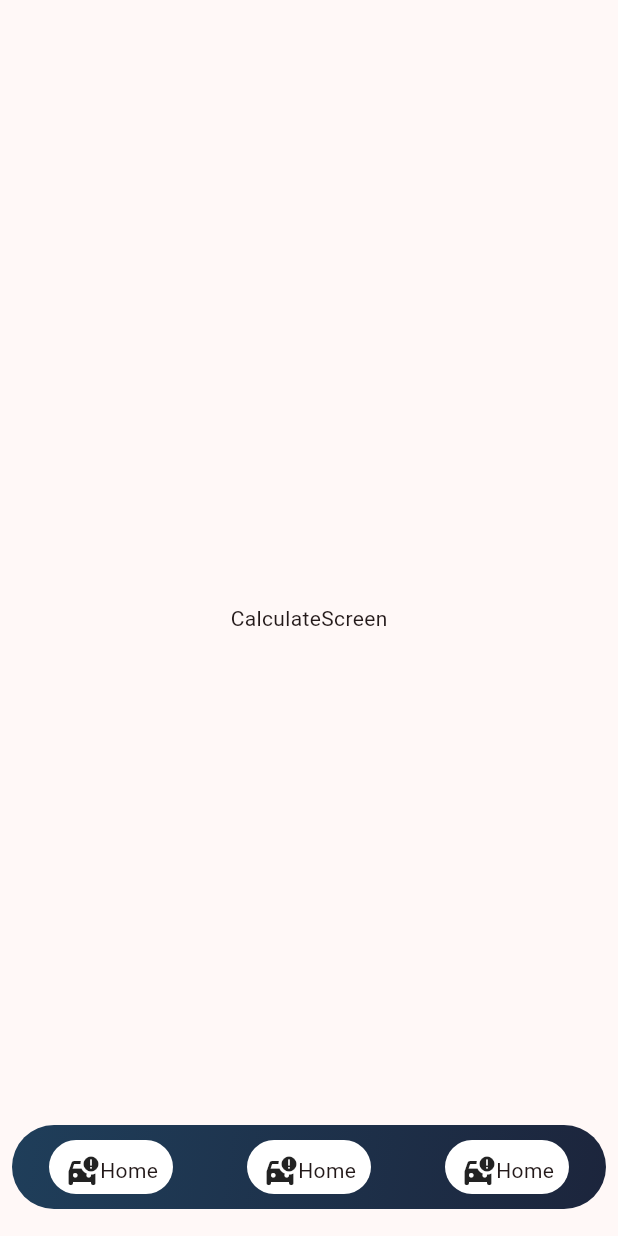
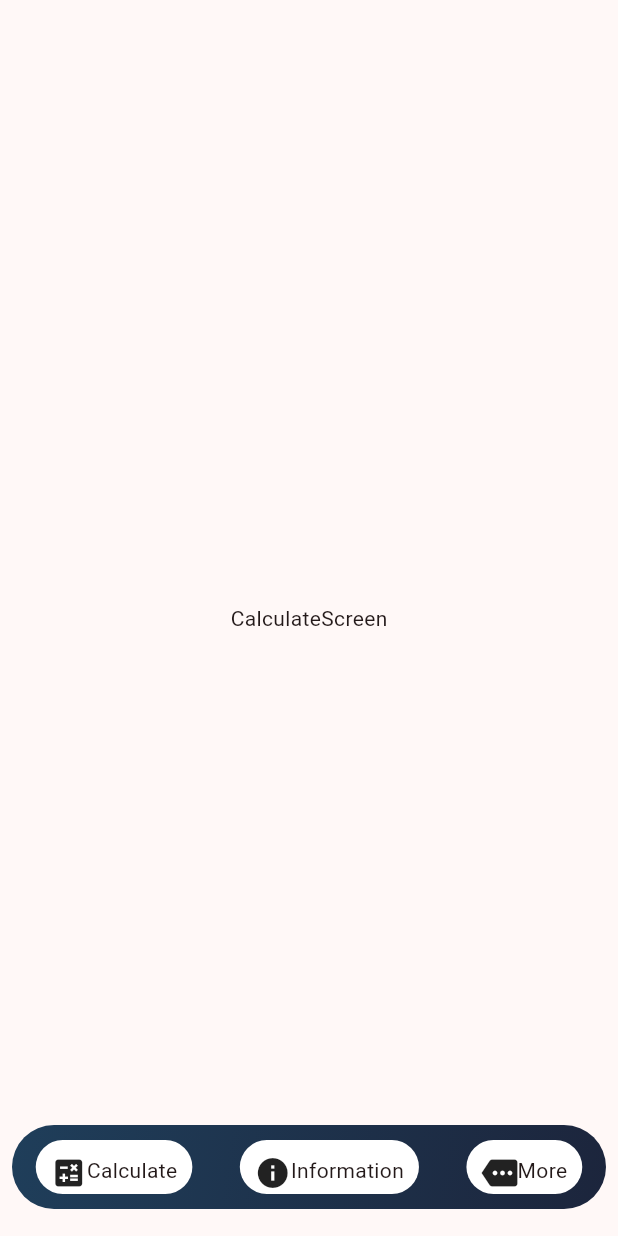
Before and after one commit to jhongo/WeightPlanerAPP, a Flutter app: the screen it shows after launch, on a phone screen of 412 x 824 dp. Run offline on Flutter 3.47's test engine with Material 2 defaults, Android fonts, the phone set to English and light mode, and no system bars.

Commit message:
Map Navbar complete

```diff
--- a/lib/presentation/widgets/shared/nav_options_items.dart
+++ b/lib/presentation/widgets/shared/nav_options_items.dart
@@ -30,7 +30,9 @@ class NavOptionsItems extends StatelessWidget {
               final menuitems = navOptions[index];
               return GestureDetector(
                 onTap: () => print('$index'),
-                child: OptionName()
+                child: OptionName(
+                  navOpc: menuitems,
+                  )
 
                 );
           },
@@ -42,3 +44,30 @@ class NavOptionsItems extends StatelessWidget {
     );
   }
 }
+
+class OptionName extends StatelessWidget {
+
+  final NavOptions navOpc;
+
+  const OptionName({super.key,required this.navOpc});
+  @override
+  Widget build(BuildContext context) {
+    return AnimatedContainer(
+      padding: EdgeInsets.all(10),
+      duration: Duration(milliseconds: 750),
+      // width: 40,
+      // height: 40,
+      margin:const EdgeInsets.all(10),
+      decoration: BoxDecoration(
+      color: Colors.white,
+        borderRadius: BorderRadius.circular(20)
+      ),
+      child: Row(
+        children: [
+          Icon(navOpc.icon),
+          Text(navOpc.name)
+        ],
+      )
+    );
+  }
+}
--- a/lib/presentation/widgets/shared/option_item.dart
+++ /dev/null
@@ -1,28 +0,0 @@
-import 'package:flutter/material.dart';
-
-
-class OptionName extends StatelessWidget {
-
-
-  @override
-  Widget build(BuildContext context) {
-
-    return AnimatedContainer(
-      padding: EdgeInsets.all(10),
-      duration: Duration(milliseconds: 750),
-      // width: 40,
-      // height: 40,
-      margin:const EdgeInsets.all(10),
-      decoration: BoxDecoration(
-      color: Colors.white,
-        borderRadius: BorderRadius.circular(20)
-      ),
-      child:const Row(
-        children: [
-          Icon(Icons.car_crash),
-          Text('Home')
-        ],
-      )
-    );
-  }
-}
```
